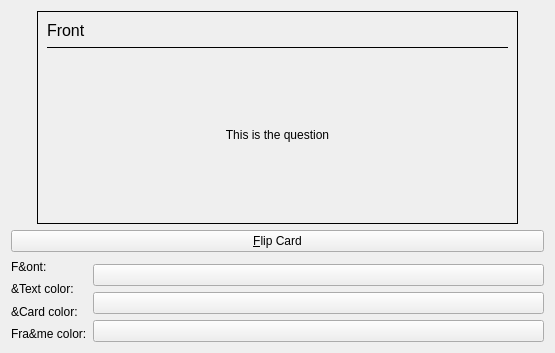
First picture: the form in src/prefcardappearancebase.ui, repository KDE/kwordquiz, before the edit.
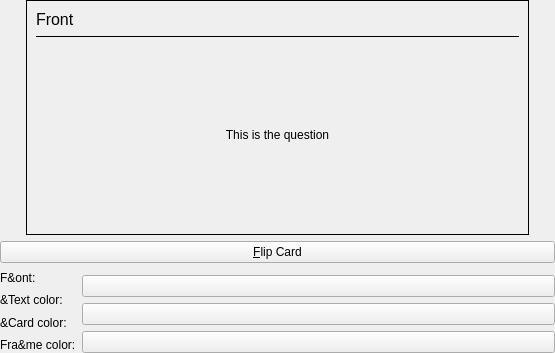
Second picture: the form after the edit. Custom widgets are drawn as their Qt base class.

Commit message: Make sure the correct background color is shown.

Patch:
```diff
--- a/src/prefcardappearancebase.ui
+++ b/src/prefcardappearancebase.ui
@@ -14,6 +14,18 @@
    <string>Card Appearance</string>
   </property>
   <layout class="QGridLayout" >
+   <property name="leftMargin" >
+    <number>0</number>
+   </property>
+   <property name="topMargin" >
+    <number>0</number>
+   </property>
+   <property name="rightMargin" >
+    <number>0</number>
+   </property>
+   <property name="bottomMargin" >
+    <number>0</number>
+   </property>
    <item row="0" column="0" >
     <spacer>
      <property name="orientation" >
@@ -54,7 +66,7 @@
       <string>The flashcard</string>
      </property>
      <property name="autoFillBackground" >
-      <bool>false</bool>
+      <bool>true</bool>
      </property>
      <property name="frameShape" >
       <enum>QFrame::Box</enum>
@@ -71,6 +83,43 @@
           <verstretch>0</verstretch>
          </sizepolicy>
         </property>
+        <property name="palette" >
+         <palette>
+          <active>
+           <colorrole role="Base" >
+            <brush brushstyle="SolidPattern" >
+             <color alpha="255" >
+              <red>0</red>
+              <green>170</green>
+              <blue>255</blue>
+             </color>
+            </brush>
+           </colorrole>
+          </active>
+          <inactive>
+           <colorrole role="Base" >
+            <brush brushstyle="SolidPattern" >
+             <color alpha="255" >
+              <red>0</red>
+              <green>170</green>
+              <blue>255</blue>
+             </color>
+            </brush>
+           </colorrole>
+          </inactive>
+          <disabled>
+           <colorrole role="Base" >
+            <brush brushstyle="SolidPattern" >
+             <color alpha="255" >
+              <red>255</red>
+              <green>255</green>
+              <blue>255</blue>
+             </color>
+            </brush>
+           </colorrole>
+          </disabled>
+         </palette>
+        </property>
         <property name="font" >
          <font>
           <pointsize>12</pointsize>
@@ -159,6 +208,70 @@
           <verstretch>0</verstretch>
          </sizepolicy>
         </property>
+        <property name="palette" >
+         <palette>
+          <active>
+           <colorrole role="Button" >
+            <brush brushstyle="SolidPattern" >
+             <color alpha="255" >
+              <red>85</red>
+              <green>255</green>
+              <blue>127</blue>
+             </color>
+            </brush>
+           </colorrole>
+           <colorrole role="AlternateBase" >
+            <brush brushstyle="SolidPattern" >
+             <color alpha="255" >
+              <red>170</red>
+              <green>85</green>
+              <blue>255</blue>
+             </color>
+            </brush>
+           </colorrole>
+          </active>
+          <inactive>
+           <colorrole role="Button" >
+            <brush brushstyle="SolidPattern" >
+             <color alpha="255" >
+              <red>85</red>
+              <green>255</green>
+              <blue>127</blue>
+             </color>
+            </brush>
+           </colorrole>
+           <colorrole role="AlternateBase" >
+            <brush brushstyle="SolidPattern" >
+             <color alpha="255" >
+              <red>170</red>
+              <green>85</green>
+              <blue>255</blue>
+             </color>
+            </brush>
+           </colorrole>
+          </inactive>
+          <disabled>
+           <colorrole role="Button" >
+            <brush brushstyle="SolidPattern" >
+             <color alpha="255" >
+              <red>85</red>
+              <green>255</green>
+              <blue>127</blue>
+             </color>
+            </brush>
+           </colorrole>
+           <colorrole role="AlternateBase" >
+            <brush brushstyle="SolidPattern" >
+             <color alpha="255" >
+              <red>170</red>
+              <green>85</green>
+              <blue>255</blue>
+             </color>
+            </brush>
+           </colorrole>
+          </disabled>
+         </palette>
+        </property>
         <property name="toolTip" >
          <string>The flashcard</string>
         </property>
```
Left out of the diff: 4 changed lines with no effect on the pictures.
